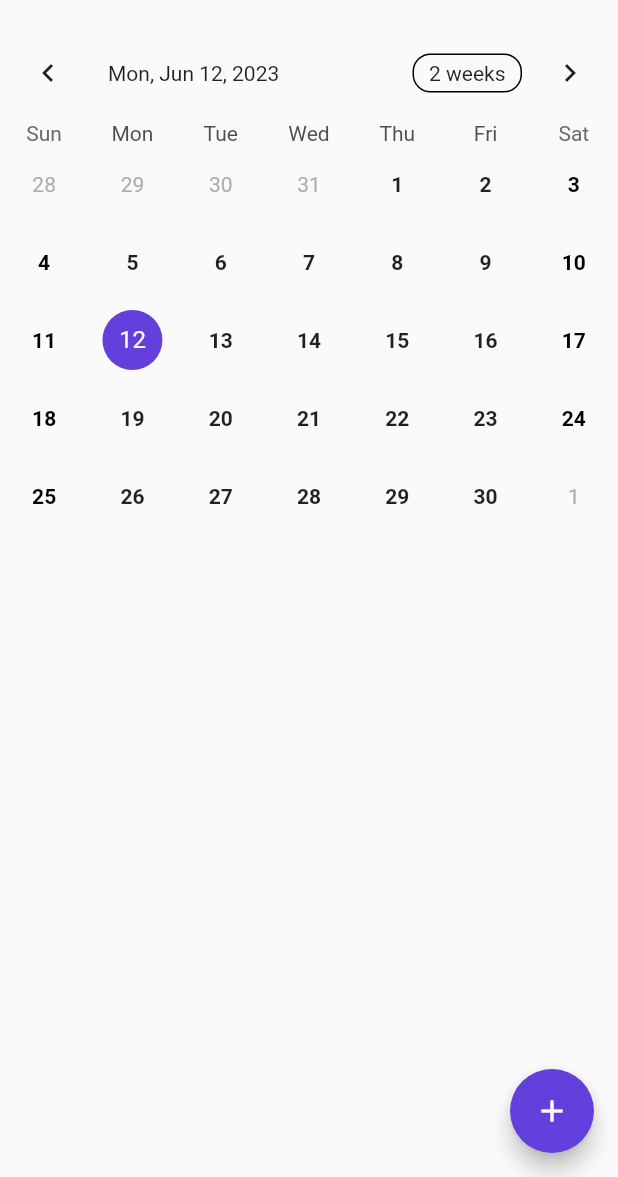
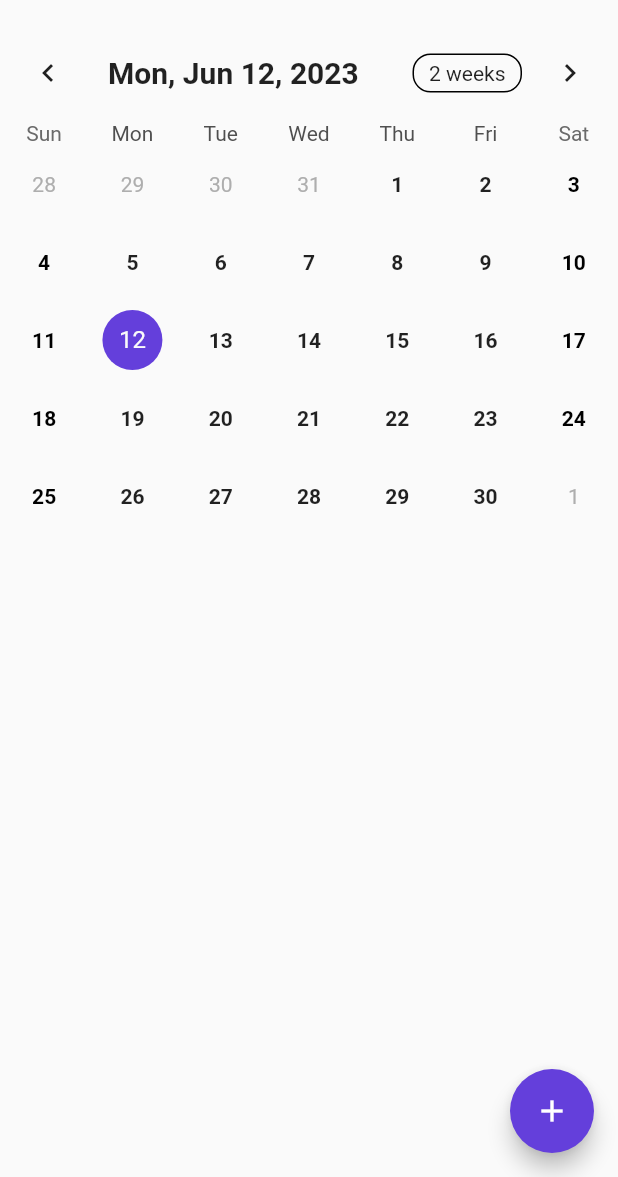
Before and after one commit to kat1002/YourBuddy, a Flutter app: the screen it shows after launch, in the side drawer, after a tap on "Lịch", on a phone screen of 412 x 824 dp, the part 59-1236 px from its top. Run offline on Flutter 3.47's test engine with Material 2 defaults, Android fonts, the phone set to English and light mode, and no system bars; drawn by our look-alikes of table_calendar; our stand-ins replace hive, hive_flutter; accounts and stored records are empty; Roboto replaces fonts that are missing (SFPro).

Commit message:
calender word update

```diff
--- a/lib/pages/calendar.dart
+++ b/lib/pages/calendar.dart
@@ -138,7 +138,10 @@ class _CalendarState extends State<Calendar> {
               headerTitleBuilder: (context, day) {
                 return Container(
                   padding: const EdgeInsets.all(8.0),
-                  child: Text(DateFormat.yMMMEd().format(day).toString()),
+                  child: Text(
+                    DateFormat.yMMMEd().format(day).toString(),
+                    style: TextStyle(fontWeight: FontWeight.bold, fontSize: 20),
+                  ),
                 );
               },
             ),
--- a/lib/widgets/event_item.dart
+++ b/lib/widgets/event_item.dart
@@ -23,7 +23,7 @@ class EventItem extends StatelessWidget {
             fontFamily: 'SFPro', fontSize: 24, fontWeight: FontWeight.bold),
       ),
       subtitle: Text(
-        DateFormat.yMMMMEEEEd().format(event.date).toString(),
+        DateFormat.MMMMEEEEd().format(event.date).toString(),
       ),
       onTap: onTap,
       trailing: IconButton(
```
